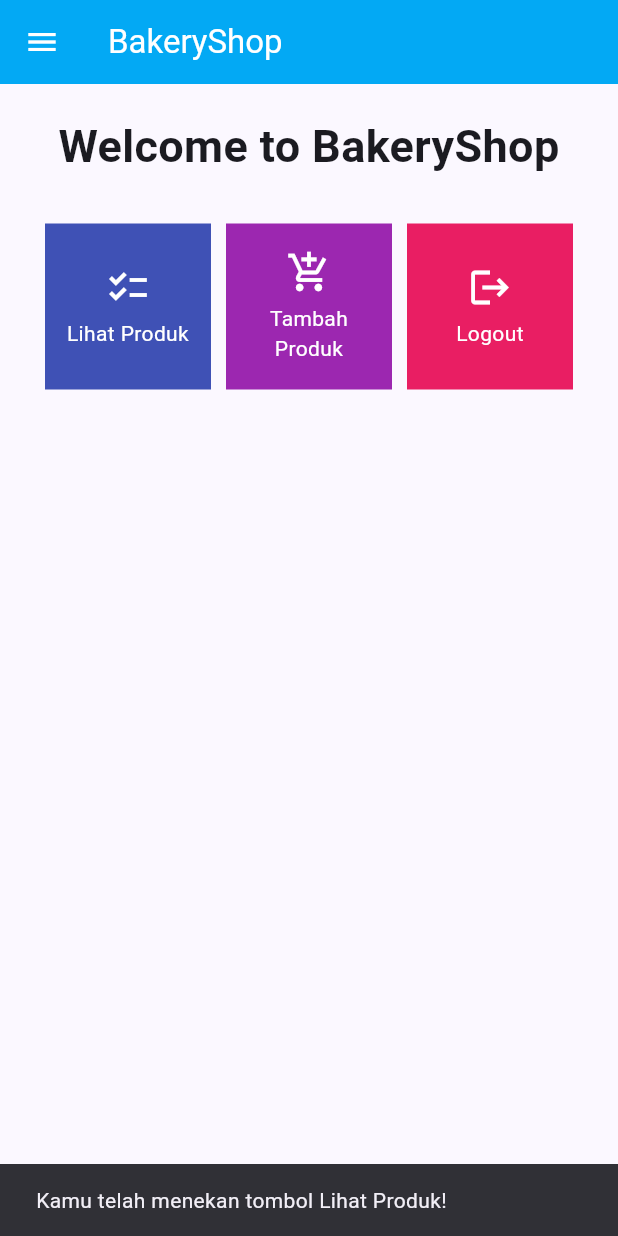
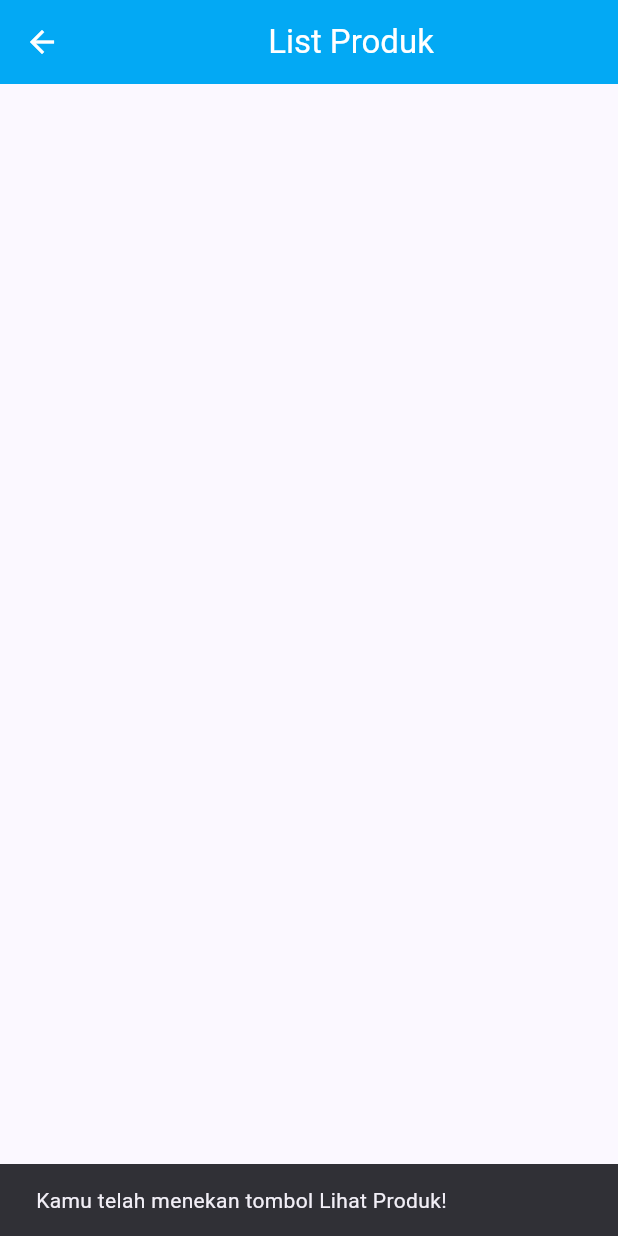
Before and after one commit to hotchlck/bakery-shop-mobile, a Flutter app: the LeftDrawer widget shown alone on an empty page, opened directly, after a tap on "Halaman Utama", after a tap on "Lihat Produk", on a phone screen of 412 x 824 dp. Run offline on Flutter 3.47's test engine with Material 2 defaults, Android fonts, the phone set to English and light mode, and no system bars.

Commit message:
menyelesaikan tugas 8 dan bonus

```diff
--- /dev/null
+++ b/lib/Item.dart
@@ -0,0 +1,11 @@
+class Item {
+  String name;
+  int amount;
+  String description;
+
+  static List<Item> items = [];
+
+  Item(this.name, this.amount, this.description) {
+    items.add(this);
+  }
+}
--- /dev/null
+++ b/lib/screens/list_item.dart
@@ -0,0 +1,33 @@
+import 'package:flutter/material.dart';
+import 'package:bakery_shop/Item.dart';
+
+class ListItem extends StatelessWidget {
+  ListItem({super.key});
+
+  final List<Item> itemList = Item.items;
+
+  @override
+  Widget build(BuildContext context) {
+    return Scaffold(
+      appBar: AppBar(
+        title: const Center(
+          child: Text(
+            'List Produk',
+          ),
+        ),
+        backgroundColor: Colors.lightBlue,
+        foregroundColor: Colors.white,
+      ),
+      body: ListView.builder(
+        itemCount: itemList.length,
+        itemBuilder: (context, index) {
+          return ListTile(
+            title: Text(itemList[index].name),
+            subtitle: Text('Amount: ${itemList[index].amount}'),
+            trailing: Text(itemList[index].description),
+          );
+        },
+      ),
+    );
+  }
+}
--- a/lib/screens/shoplist_form.dart
+++ b/lib/screens/shoplist_form.dart
@@ -1,4 +1,5 @@
 import 'package:flutter/material.dart';
+import 'package:bakery_shop/Item.dart';
 // TODO: Impor drawer yang sudah dibuat sebelumnya
 
 
@@ -119,6 +120,7 @@ class _ShopFormPageState extends State<ShopFormPage> {
                       ),
                       onPressed: () {
                         if (_formKey.currentState!.validate()) {
+                          Item addItem = Item(_name,_amount,_description);
                           showDialog(
                             context: context,
                             builder: (context) {
--- a/lib/widgets/left_drawer.dart
+++ b/lib/widgets/left_drawer.dart
@@ -1,3 +1,4 @@
+import 'package:bakery_shop/screens/list_item.dart';
 import 'package:flutter/material.dart';
 import '../screens/menu.dart';
 import '../screens/shoplist_form.dart';
@@ -12,7 +13,6 @@ class LeftDrawer extends StatelessWidget {
       child: ListView(
         children: [
           const DrawerHeader(
-            // TODO: Bagian drawer header
             decoration: BoxDecoration(
               color: Colors.lightBlue,
             ),
@@ -30,17 +30,16 @@ class LeftDrawer extends StatelessWidget {
                 Padding(padding: EdgeInsets.all(10)),
                 Text(
                   "Catat seluruh keperluan belanjamu di sini!",
-                  // TODO: Tambahkan gaya teks dengan center alignment, font ukuran 15, warna putih, dan weight biasa
                   textAlign: TextAlign.center,
                   style: TextStyle(
                     color: Colors.white,
                     fontSize: 15,
+                    fontWeight: FontWeight.normal,
                   )
                 ),
               ],
             ),
           ),
-          // TODO: Bagian routing
           ListTile(
             leading: const Icon(Icons.home_outlined),
             title: const Text('Halaman Utama'),
@@ -59,10 +58,6 @@ class LeftDrawer extends StatelessWidget {
             title: const Text('Tambah Produk'),
             // Bagian redirection ke ShopFormPage
             onTap: () {
-              /*
-              TODO: Buatlah routing ke ShopFormPage di sini,
-              setelah halaman ShopFormPage sudah dibuat.
-              */
               Navigator.push(
                 context,
                 MaterialPageRoute(
@@ -71,6 +66,15 @@ class LeftDrawer extends StatelessWidget {
               );
             },
           ),
+          ListTile(
+                  leading: const Icon(Icons.list),
+                  title: const Text('Lihat Produk'),
+                  // Bagian redirection ke ShopFormPage
+                  onTap: () {
+                      Navigator.push(context,
+                          MaterialPageRoute(builder: (context) => ListItem()));
+                  },
+                ),
         ],
       ),
     );
--- a/lib/widgets/shop_card.dart
+++ b/lib/widgets/shop_card.dart
@@ -1,5 +1,6 @@
 import 'package:flutter/material.dart';
 import '../screens/shoplist_form.dart';
+import '../screens/list_item.dart';
 
 class ShopItem {
   final String name;
@@ -37,6 +38,14 @@ class ShopCard extends StatelessWidget {
             )
           );
         }
+        if (item.name == "Lihat Produk"){
+          Navigator.push(
+            context,
+            MaterialPageRoute(
+              builder: (context) => ListItem(),
+            )
+          );
+        }
 
       },
         child: Container(
```
